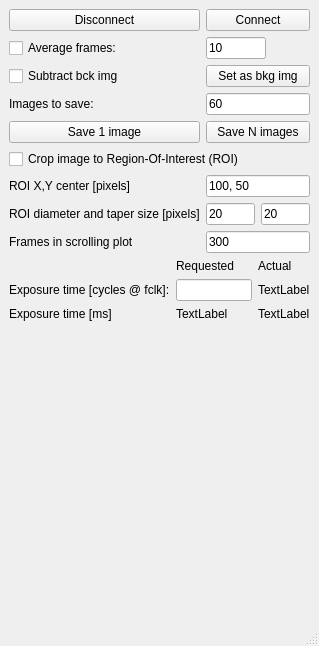
Old version of the form main.ui in the repository jddes/cameraprocess.
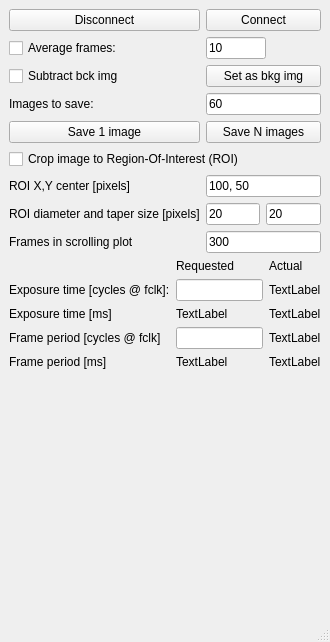
New version of the form.

Commit message: Refactor camera-specific code out of the main gui

```diff
--- a/main.ui
+++ b/main.ui
@@ -6,8 +6,8 @@
    <rect>
     <x>0</x>
     <y>0</y>
-    <width>319</width>
-    <height>646</height>
+    <width>330</width>
+    <height>642</height>
    </rect>
   </property>
   <property name="windowTitle">
@@ -186,6 +186,44 @@
           </property>
          </widget>
         </item>
+        <item row="3" column="0">
+         <widget class="QLabel" name="label_9">
+          <property name="text">
+           <string>Frame period [cycles @ fclk]</string>
+          </property>
+         </widget>
+        </item>
+        <item row="4" column="0">
+         <widget class="QLabel" name="label_10">
+          <property name="text">
+           <string>Frame period [ms]</string>
+          </property>
+         </widget>
+        </item>
+        <item row="3" column="1">
+         <widget class="QLineEdit" name="editFrameCount"/>
+        </item>
+        <item row="3" column="2">
+         <widget class="QLabel" name="lblFrameCounts">
+          <property name="text">
+           <string>TextLabel</string>
+          </property>
+         </widget>
+        </item>
+        <item row="4" column="1">
+         <widget class="QLabel" name="lblFrameMSRequested">
+          <property name="text">
+           <string>TextLabel</string>
+          </property>
+         </widget>
+        </item>
+        <item row="4" column="2">
+         <widget class="QLabel" name="lblFrameMSActual">
+          <property name="text">
+           <string>TextLabel</string>
+          </property>
+         </widget>
+        </item>
        </layout>
       </item>
       <item row="11" column="1">
```
Left out of the diff: 2 changed lines with no effect on the pictures. The commit also changes 4 other files.
